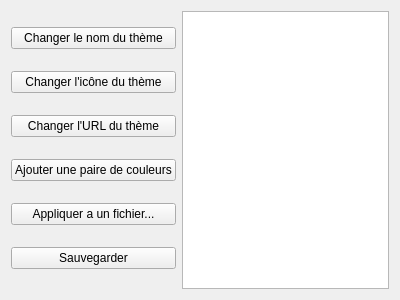
Old version of the form ui/themeeditor.ui in the repository SchawnnDev/ColorThemeManager.
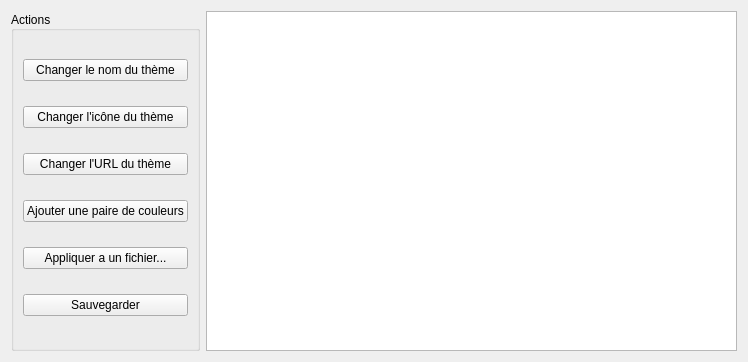
New version of the form.

What changed in the file:
```diff
--- a/ui/themeeditor.ui
+++ b/ui/themeeditor.ui
@@ -6,8 +6,8 @@
    <rect>
     <x>0</x>
     <y>0</y>
-    <width>400</width>
-    <height>300</height>
+    <width>748</width>
+    <height>362</height>
    </rect>
   </property>
   <property name="windowTitle">
@@ -15,9 +15,22 @@
   </property>
   <layout class="QHBoxLayout" name="horizontalLayout_3">
    <item>
-    <layout class="QHBoxLayout" name="horizontalLayout_2">
+    <layout class="QHBoxLayout" name="horizontalLayout_2" stretch="0,3">
      <item>
-      <layout class="QVBoxLayout" name="verticalLayout_4">
+      <widget class="QGroupBox" name="actionsGroupBox">
+       <property name="title">
+        <string>Actions</string>
+       </property>
+       <property name="alignment">
+        <set>Qt::AlignLeading|Qt::AlignLeft|Qt::AlignVCenter</set>
+       </property>
+       <property name="flat">
+        <bool>false</bool>
+       </property>
+       <property name="checkable">
+        <bool>false</bool>
+       </property>
+       <layout class="QVBoxLayout" name="actionsVerticalLayout">
        <item>
         <widget class="QPushButton" name="pushButton_7">
          <property name="text">
@@ -61,6 +74,7 @@
         </widget>
        </item>
       </layout>
+      </widget>
      </item>
      <item>
       <widget class="QListWidget" name="listWidget_2"/>
```
Lines whose indentation alone changed are shown as unchanged.
